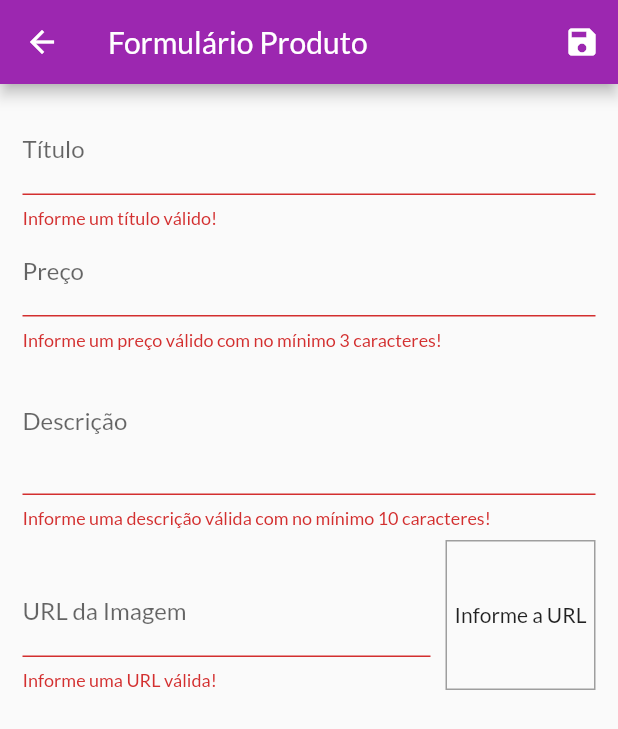
After one commit to hugows007/flutter-shop, a Flutter app: the ProductsFormScreen screen opened by its route, after a tap on the "save" icon, on a phone screen of 412 x 824 dp. The commit adds this screen. Shown: the top 729 px of the screen. Run offline on Flutter 3.47's test engine with Material 2 defaults, Android fonts, the phone set to English and light mode, and no system bars; network calls fail.

Commit message:
[CHANGE] - Implementando o cadastro de produtos; - Refatoração.

```diff
--- a/lib/data/dummy_data.dart
+++ b/lib/data/dummy_data.dart
@@ -1,4 +1,6 @@
-import 'package:shop/providers/product.dart';
+
+
+import 'package:shop/models/product.dart';
 
 final DUMMY_PRODUCTS = [
   Product(
--- /dev/null
+++ b/lib/models/cart.dart
@@ -0,0 +1,17 @@
+import 'package:flutter/foundation.dart';
+
+class Cart {
+  final String id;
+  final String productId;
+  final String title;
+  final int quantity;
+  final double price;
+
+  Cart({
+    @required this.id,
+    @required this.productId,
+    @required this.title,
+    @required this.quantity,
+    @required this.price,
+  });
+}
--- a/lib/providers/product.dart
+++ b/lib/models/product.dart
@@ -9,7 +9,7 @@ class Product with ChangeNotifier {
   bool isFavorite;
 
   Product({
-    @required this.id,
+    this.id,
     @required this.title,
     @required this.description,
     @required this.price,
--- a/lib/providers/cart.dart
+++ b/lib/providers/cart_items.dart
@@ -1,28 +1,14 @@
 import 'dart:math';
 
 import 'package:flutter/foundation.dart';
-import 'package:shop/providers/product.dart';
+import 'package:shop/models/cart.dart';
+import 'package:shop/models/product.dart';
 
-class CartItem {
-  final String id;
-  final String productId;
-  final String title;
-  final int quantity;
-  final double price;
 
-  CartItem({
-    @required this.id,
-    @required this.productId,
-    @required this.title,
-    @required this.quantity,
-    @required this.price,
-  });
-}
+class CartItems with ChangeNotifier {
+  Map<String, Cart> _items = {};
 
-class Cart with ChangeNotifier {
-  Map<String, CartItem> _items = {};
-
-  Map<String, CartItem> get items {
+  Map<String, Cart> get items {
     return {..._items};
   }
 
@@ -39,30 +25,22 @@ class Cart with ChangeNotifier {
     return total;
   }
 
-  bool checkItemInCart(Product product) {
-    if(_items.containsKey(product.id)){
-      return true;
-    }
-
-    return false;
-  }
-
   void addItem(Product product) {
     if (_items.containsKey(product.id)) {
       _items.update(
         product.id,
-        (value) => CartItem(
+        (value) => Cart(
           id: value.id,
           productId: product.id,
           title: value.title,
-          quantity: value.quantity,
+          quantity: value.quantity + 1,
           price: value.price,
         ),
       );
     } else {
       _items.putIfAbsent(
         product.id,
-        () => CartItem(
+        () => Cart(
           id: Random().nextDouble().toString(),
           productId: product.id,
           title: product.title,
@@ -75,12 +53,35 @@ class Cart with ChangeNotifier {
     notifyListeners();
   }
 
+  void removeSingleItem(productId) {
+    if (!_items.containsKey(productId)) {
+      return;
+    }
+
+    if (_items[productId].quantity == 1) {
+      _items.remove(productId);
+    } else {
+      _items.update(
+        productId,
+            (value) => Cart(
+          id: value.id,
+          productId: productId,
+          title: value.title,
+          quantity: value.quantity - 1,
+          price: value.price,
+        ),
+      );
+    }
+
+    notifyListeners();
+  }
+
   void removeItem(String productId) {
     _items.remove(productId);
     notifyListeners();
   }
 
-  void clear(){
+  void clear() {
     _items = {};
     notifyListeners();
   }
--- a/lib/providers/orders.dart
+++ b/lib/providers/orders.dart
@@ -1,12 +1,13 @@
 import 'dart:math';
 
 import 'package:flutter/foundation.dart';
-import 'package:shop/providers/cart.dart';
+import 'package:shop/models/cart.dart';
+import 'package:shop/providers/cart_items.dart';
 
 class Order {
   final String id;
   final double total;
-  final List<CartItem> products;
+  final List<Cart> products;
   final DateTime date;
 
   Order({
@@ -28,7 +29,7 @@ class Orders with ChangeNotifier {
     return _items.length;
   }
 
-  void addOrder(Cart cart) {
+  void addOrder(CartItems cart) {
     //final total = products.fold(0.0, (t, i) => t + (i.price * i.quantity));
     _items.insert(0, Order(
       id: Random().nextDouble().toString(),
--- a/lib/utils/app_routes.dart
+++ b/lib/utils/app_routes.dart
@@ -3,4 +3,6 @@ class AppRoutes{
   static const PRODUCT_DETAIL = '/product-detail';
   static const CART = '/cart';
   static const ORDERS = '/orders';
+  static const PRODUCTS = '/products';
+  static const PRODUCTS_FORM = '/products-form';
 }
--- a/lib/views/cart_screen.dart
+++ b/lib/views/cart_screen.dart
@@ -1,13 +1,13 @@
 import 'package:flutter/material.dart';
 import 'package:provider/provider.dart';
-import 'package:shop/providers/cart.dart';
+import 'package:shop/providers/cart_items.dart';
 import 'package:shop/providers/orders.dart';
 import 'package:shop/widgets/item_in_cart.dart';
 
 class CartScreen extends StatelessWidget {
   @override
   Widget build(BuildContext context) {
-    final Cart cart = Provider.of(context);
+    final CartItems cart = Provider.of(context);
     final cartItems = cart.items.values.toList();
 
     return Scaffold(
@@ -32,7 +32,7 @@ class CartScreen extends StatelessWidget {
                   SizedBox(width: 10),
                   Chip(
                     label: Text(
-                      'R\$ ${cart.totalAmount}',
+                      'R\$ ${cart.totalAmount.toStringAsFixed(2)}',
                       style: TextStyle(
                         color: Theme.of(context).primaryTextTheme.title.color,
                       ),
--- a/lib/views/product_detail_screen.dart
+++ b/lib/views/product_detail_screen.dart
@@ -1,5 +1,5 @@
 import 'package:flutter/material.dart';
-import 'package:shop/providers/product.dart';
+import 'package:shop/models/product.dart';
 
 class ProductDetailScreen extends StatelessWidget {
   @override
--- /dev/null
+++ b/lib/views/product_form_screen.dart
@@ -0,0 +1,230 @@
+import 'dart:math';
+
+import 'package:flutter/material.dart';
+import 'package:provider/provider.dart';
+import 'package:shop/models/product.dart';
+import 'package:shop/providers/products.dart';
+
+class ProductsFormScreen extends StatefulWidget {
+  @override
+  _ProductsFormScreenState createState() => _ProductsFormScreenState();
+}
+
+class _ProductsFormScreenState extends State<ProductsFormScreen> {
+  final _priceFocusNode = FocusNode();
+  final _descriptionFocusNode = FocusNode();
+  final _imageUrlFocusNode = FocusNode();
+  final _form = GlobalKey<FormState>();
+  final _formData = Map<String, Object>();
+
+  final _imageUrlController = TextEditingController();
+
+  @override
+  void initState() {
+    _imageUrlFocusNode.addListener(_updateImage);
+  }
+
+  @override
+  void didChangeDependencies() {
+    super.didChangeDependencies();
+
+    if (_formData.isEmpty) {
+      final product = ModalRoute.of(context).settings.arguments as Product;
+      if (product != null) {
+        _formData['id'] = product.id;
+        _formData['title'] = product.title;
+        _formData['price'] = product.price;
+        _formData['description'] = product.description;
+        _formData['imageUrl'] = product.imageUrl;
+
+        _imageUrlController.text = _formData['imageUrl'];
+      }else{
+        _formData['price'] = '';
+      }
+    }
+  }
+
+  void _saveForm() {
+    var isValid = _form.currentState.validate();
+
+    if (!isValid) {
+      return;
+    }
+
+    _form.currentState.save();
+
+    final product = Product(
+      id: _formData['id'],
+      title: _formData['title'],
+      price: _formData['price'],
+      description: _formData['description'],
+      imageUrl: _formData['imageUrl'],
+    );
+
+    final products = Provider.of<Products>(context, listen: false);
+    if (_formData['id'] == null) {
+      products.addProduct(product);
+    } else {
+      products.updateProduct(product);
+    }
+
+    Navigator.of(context).pop();
+  }
+
+  void _updateImage() {
+    if (isValidImageUrl(_imageUrlController.text)) {
+      setState(() {});
+    }
+  }
+
+  bool isValidImageUrl(String url) {
+    bool isValidProtocol = url.toLowerCase().startsWith('http://') ||
+        url.toLowerCase().startsWith('https://');
+
+    bool endsWithPng = url.toLowerCase().endsWith('.png') ||
+        url.toLowerCase().endsWith('.jpg') ||
+        url.toLowerCase().endsWith('.jpeg');
+
+    return (isValidProtocol && endsWithPng);
+  }
+
+  @override
+  void dispose() {
+    super.dispose();
+    _priceFocusNode.dispose();
+    _descriptionFocusNode.dispose();
+    _imageUrlFocusNode.removeListener(_updateImage);
+    _imageUrlFocusNode.dispose();
+  }
+
+  @override
+  Widget build(BuildContext context) {
+    return Scaffold(
+      appBar: AppBar(
+        title: Text('Formulário Produto'),
+        actions: <Widget>[
+          IconButton(
+            icon: Icon(Icons.save),
+            onPressed: () {
+              _saveForm();
+            },
+          ),
+        ],
+      ),
+      body: Padding(
+        padding: const EdgeInsets.all(15.0),
+        child: Form(
+          key: _form,
+          child: ListView(
+            children: <Widget>[
+              TextFormField(
+                initialValue: _formData['title'],
+                decoration: InputDecoration(labelText: 'Título'),
+                textInputAction: TextInputAction.next,
+                onFieldSubmitted: (_) {
+                  FocusScope.of(context).requestFocus(_priceFocusNode);
+                },
+                onSaved: (value) => _formData['title'] = value,
+                validator: (value) {
+                  bool emptyTitle = value.trim().isEmpty;
+                  bool lengthInvalid = value.trim().length < 3;
+                  if (emptyTitle || lengthInvalid) {
+                    return 'Informe um título válido!';
+                  }
+                  return null;
+                },
+              ),
+              TextFormField(
+                initialValue: _formData['price'].toString(),
+                decoration: InputDecoration(labelText: 'Preço'),
+                textInputAction: TextInputAction.next,
+                focusNode: _priceFocusNode,
+                keyboardType: TextInputType.numberWithOptions(
+                  decimal: true,
+                ),
+                onFieldSubmitted: (_) {
+                  FocusScope.of(context).requestFocus(_descriptionFocusNode);
+                },
+                onSaved: (value) => _formData['price'] = double.parse(value),
+                validator: (value) {
+                  bool emptyUrl = value.trim().isEmpty;
+                  bool isInvalid = double.tryParse(value) == null ||
+                      double.tryParse(value) <= 0;
+
+                  if (emptyUrl || isInvalid) {
+                    return 'Informe um preço válido com no mínimo 3 caracteres!';
+                  }
+                  return null;
+                },
+              ),
+              TextFormField(
+                initialValue: _formData['description'],
+                decoration: InputDecoration(labelText: 'Descrição'),
+                keyboardType: TextInputType.multiline,
+                maxLines: 3,
+                focusNode: _descriptionFocusNode,
+                onSaved: (value) => _formData['description'] = value,
+                validator: (value) {
+                  bool emptyTitle = value.trim().isEmpty;
+                  bool lengthInvalid = value.trim().length < 10;
+                  if (emptyTitle || lengthInvalid) {
+                    return 'Informe uma descrição válida com no mínimo 10 caracteres!';
+                  }
+                  return null;
+                },
+              ),
+              Row(
+                crossAxisAlignment: CrossAxisAlignment.end,
+                children: <Widget>[
+                  Expanded(
+                    child: TextFormField(
+                      decoration: InputDecoration(labelText: 'URL da Imagem'),
+                      keyboardType: TextInputType.url,
+                      textInputAction: TextInputAction.done,
+                      focusNode: _imageUrlFocusNode,
+                      controller: _imageUrlController,
+                      onFieldSubmitted: (_) {
+                        _saveForm();
+                      },
+                      onSaved: (value) => _formData['imageUrl'] = value,
+                      validator: (value) {
+                        bool emptyUrl = value.trim().isEmpty;
+                        bool invalidUrl = !isValidImageUrl(value);
+
+                        if (emptyUrl || invalidUrl) {
+                          return 'Informe uma URL válida!';
+                        }
+                        return null;
+                      },
+                    ),
+                  ),
+                  Container(
+                    height: 100,
+                    width: 100,
+                    margin: EdgeInsets.only(
+                      top: 8,
+                      left: 10,
+                    ),
+                    decoration: BoxDecoration(
+                      border: Border.all(
+                        color: Colors.grey,
+                        width: 1,
+                      ),
+                    ),
+                    alignment: Alignment.center,
+                    child: _imageUrlController.text.isEmpty
+                        ? Text('Informe a URL')
+                        : FittedBox(
+                            child: Image.network(_imageUrlController.text),
+                            fit: BoxFit.cover,
+                          ),
+                  ),
+                ],
+              ),
+            ],
+          ),
+        ),
+      ),
+    );
+  }
+}
--- a/lib/views/products_overview_screen.dart
+++ b/lib/views/products_overview_screen.dart
@@ -1,6 +1,6 @@
 import 'package:flutter/material.dart';
 import 'package:provider/provider.dart';
-import 'package:shop/providers/cart.dart';
+import 'package:shop/providers/cart_items.dart';
 import 'package:shop/utils/app_routes.dart';
 import 'package:shop/widgets/app_drawer.dart';
 import 'package:shop/widgets/badge.dart';
@@ -47,7 +47,7 @@ class _ProductOverviewScreenState extends State<ProductOverviewScreen> {
               ),
             ],
           ),
-          Consumer<Cart>(
+          Consumer<CartItems>(
             child: IconButton(
               icon: Icon(Icons.shopping_cart),
               onPressed: () {
--- a/lib/widgets/product_grid.dart
+++ b/lib/widgets/product_grid.dart
@@ -1,7 +1,7 @@
 import 'package:flutter/material.dart';
 import 'package:provider/provider.dart';
 import 'package:shop/providers/products.dart';
-import 'package:shop/widgets/product_item.dart';
+import 'package:shop/widgets/product_grid_item.dart';
 
 class ProductGrid extends StatelessWidget {
   final bool showFavoriteOnly;
@@ -20,7 +20,7 @@ class ProductGrid extends StatelessWidget {
       itemCount: products.length,
       itemBuilder: (context, index) => ChangeNotifierProvider.value(
         value: products[index],
-        child: ProductItem(),
+        child: ProductGridItem(),
       ),
       gridDelegate: SliverGridDelegateWithFixedCrossAxisCount(
         crossAxisCount: 2,
```
Also changed, not shown: lib/main.dart (+6 -2 lines), lib/providers/products.dart (+36 -4 lines), lib/views/products_screen.dart (added, +42 -0 lines), lib/widgets/app_drawer.dart (+11 -1 lines), lib/widgets/item_in_cart.dart (+28 -4 lines), lib/widgets/product_grid_item.dart (added, +73 -0 lines), lib/widgets/product_item.dart (+49 -45 lines).
